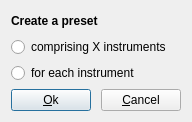
Before: the Qt Designer form sources/dialogs/dialogcreateelements.ui in davy7125/polyphone, drawn with Qt 5.
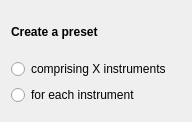
After: the same form once the commit is applied. Icons and pictures are not drawn.

Commit message:
Button order in dialogs
Closes #322

What changed in the file:
```diff
--- a/sources/dialogs/dialogcreateelements.ui
+++ b/sources/dialogs/dialogcreateelements.ui
@@ -94,35 +94,7 @@
     </widget>
    </item>
    <item>
-    <layout class="QHBoxLayout" name="horizontalLayout">
-     <item>
-      <widget class="QPushButton" name="pushOk">
-       <property name="text">
-        <string>&amp;Ok</string>
-       </property>
-      </widget>
-     </item>
-     <item>
-      <spacer name="horizontalSpacer">
-       <property name="orientation">
-        <enum>Qt::Horizontal</enum>
-       </property>
-       <property name="sizeHint" stdset="0">
-        <size>
-         <width>40</width>
-         <height>20</height>
-        </size>
-       </property>
-      </spacer>
-     </item>
-     <item>
-      <widget class="QPushButton" name="pushCancel">
-       <property name="text">
-        <string>&amp;Cancel</string>
-       </property>
-      </widget>
-     </item>
-    </layout>
+    <widget class="QDialogButtonBox" name="buttonBox"/>
    </item>
   </layout>
  </widget>
```
The commit also changes 89 other files.
